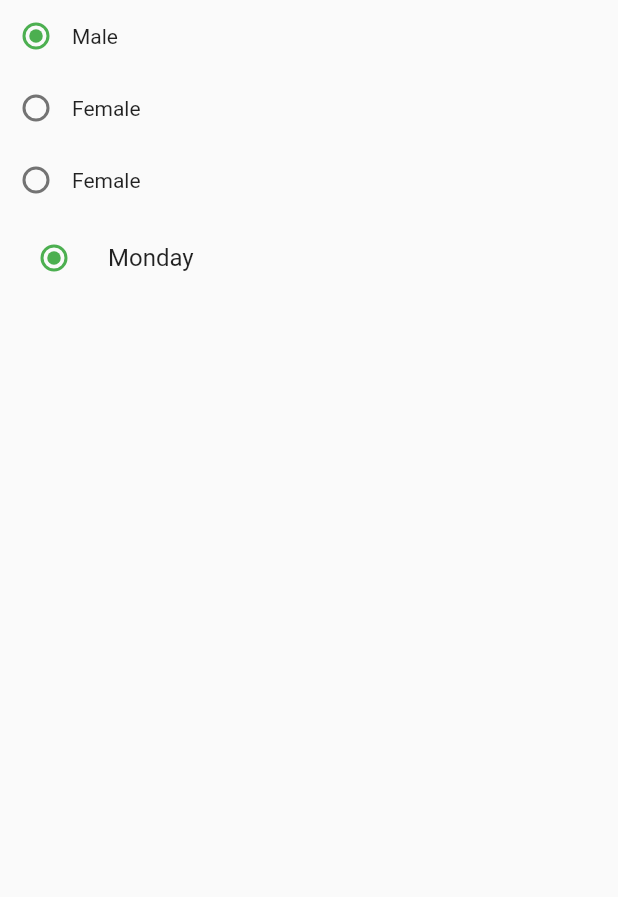
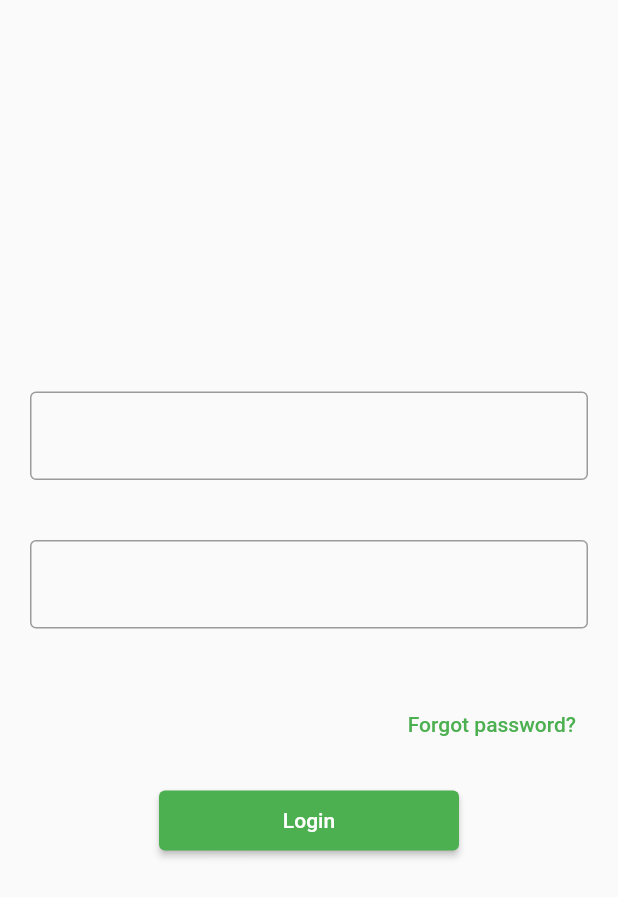
Before and after one commit to Flutter-Programmers-STEPS/flutter_15, a Flutter app: the screen it shows after launch, on a phone screen of 412 x 824 dp. Shown: the top 897 px of the screen. Run offline on Flutter 3.47's test engine with Material 2 defaults, Android fonts, the phone set to English and light mode, and no system bars.

Commit message:
17072023

```diff
--- /dev/null
+++ b/lib/grocery/screens/login/login_page.dart
@@ -0,0 +1,75 @@
+import 'package:flutter/material.dart';
+
+class LoginPage extends StatefulWidget {
+  const LoginPage({super.key});
+
+  @override
+  State<LoginPage> createState() => _LoginPageState();
+}
+
+class _LoginPageState extends State<LoginPage> {
+
+  var emailController=TextEditingController();
+  var passController=TextEditingController();
+var email="", password="";
+  @override
+  Widget build(BuildContext context) {
+    return Scaffold(
+
+      body: Column(
+        mainAxisAlignment: MainAxisAlignment.center,
+        children: [
+
+          Padding(
+            padding: const EdgeInsets.all(20.0),
+            child: TextField(
+              controller: emailController,
+              decoration: InputDecoration(
+                  border: OutlineInputBorder()
+            ),
+          ),
+          ),
+          Padding(
+            padding: const EdgeInsets.all(20.0),
+            child: TextField(
+              controller: passController,
+              decoration: InputDecoration(
+                border: OutlineInputBorder()
+              ),
+            ),
+          ),
+
+          Padding(
+            padding: const EdgeInsets.all(20.0),
+            child: Align(
+              alignment: Alignment.centerRight,
+              child: TextButton(onPressed: () {
+
+              }, child: Text("Forgot password?",
+
+              )),
+            ),
+          ),
+          SizedBox(
+            height: 40,
+            width: 200,
+            child: ElevatedButton(onPressed: () {
+
+              setState(() {
+                print(emailController.text + passController.text);
+              email=emailController.text;
+              password=passController.text;
+
+
+              });
+
+            }, child: Text("Login")),
+          ),
+
+          Text(email)
+        ],
+      ),
+
+    );
+  }
+}
--- a/lib/main.dart
+++ b/lib/main.dart
@@ -1,5 +1,6 @@
 import 'package:flutter/material.dart';
 import 'package:flutter_15/button.dart';
+import 'package:flutter_15/grocery/screens/login/login_page.dart';
 import 'package:flutter_15/radiobutton.dart';
 import 'package:flutter_15/textwidget.dart';
 
@@ -17,7 +18,7 @@ class MyApp extends StatelessWidget {
       theme: ThemeData(
         primarySwatch: Colors.green
       ),
-      home: RadioExample(),
+      home: LoginPage(),
     );
   }
 }
```
Also changed, not shown: lib/grocery/screens/signup/sign_up.dart (added).
